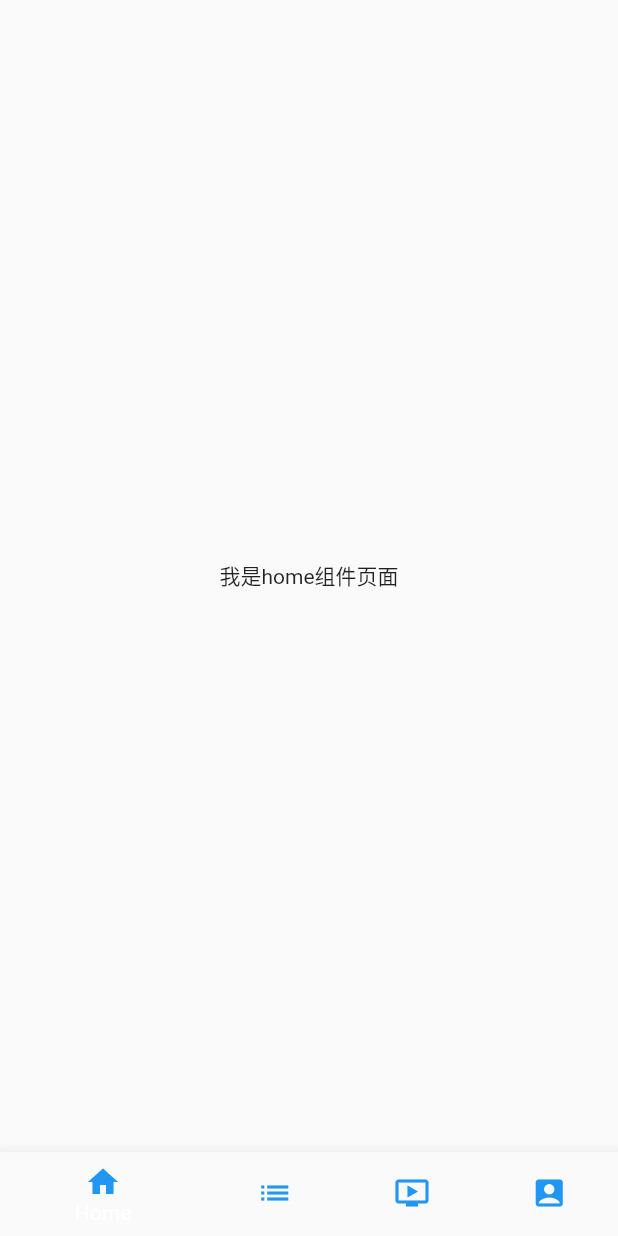
After one commit to webbx/flutterDemo, a Flutter app: the BottomNavigationWidget screen opened directly, on a phone screen of 412 x 824 dp. The commit adds this screen. Run offline on Flutter 3.47's test engine with Material 2 defaults, Android fonts, the phone set to English and light mode, and no system bars.

Commit message:
message:增加规则导航栏demo

```diff
--- /dev/null
+++ b/lib/demo01/Nav.dart
@@ -0,0 +1,117 @@
+/**
+ * 底栏导航
+ */
+import 'package:flutter/material.dart';
+import './pages/Home.dart';
+import './pages/About.dart';
+import './pages/Video.dart';
+import './pages/Pages.dart';
+
+void main() => runApp(Nav());
+
+class Nav extends StatelessWidget {
+    @override
+    Widget build(BuildContext context) {
+        return MaterialApp(
+            title: 'Flutter BottomNavgationBar Demo',
+            home: Scaffold(
+                appBar: new AppBar(
+                    title: new Text('BottomNavgationBar'),
+                ),
+                body: BottomNavigationWidget()
+            ),
+        );
+    }
+}
+
+class BottomNavigationWidget extends StatefulWidget {
+    @override
+    _BottomNavigationWidgetState createState() => _BottomNavigationWidgetState();
+}
+
+class _BottomNavigationWidgetState extends State<BottomNavigationWidget> with SingleTickerProviderStateMixin {
+    AnimationController _controller;
+    // 当前页面索引
+    int _currentIndex = 0;
+    // 列表
+    List<Widget> list = List();
+    final _BottomNavigationWidgetColor = Colors.blue;
+
+
+
+    // 充重写initState方法
+    @override
+    void initState() {
+        _controller = AnimationController(vsync: this);
+        // 将引入的模块放到list
+        list
+            ..add(Home())
+            ..add(Pages())
+            ..add(Video())
+            ..add(About());
+        super.initState();
+    }
+
+    @override
+    void dispose() {
+        _controller.dispose();
+        super.dispose();
+    }
+
+  @override
+  Widget build(BuildContext context) {
+        return Scaffold(
+            body: list[_currentIndex],
+            bottomNavigationBar: BottomNavigationBar(
+                items: [
+                    BottomNavigationBarItem(
+                        icon: Icon(
+                            Icons.home,
+                            color: _BottomNavigationWidgetColor,
+                        ),
+                        title: Text(
+                            'Home',
+                            style: TextStyle(color: Colors.cyan)
+                        )
+                    ),
+                    BottomNavigationBarItem(
+                        icon: Icon(
+                            Icons.list,
+                            color: _BottomNavigationWidgetColor,
+                        ),
+                        title: Text(
+                            'Pages',
+                            style: TextStyle(color: Colors.cyan)
+                        )
+                    ),
+                    BottomNavigationBarItem(
+                        icon: Icon(
+                            Icons.ondemand_video,
+                            color: _BottomNavigationWidgetColor,
+                        ),
+                        title: Text(
+                            'Video',
+                            style: TextStyle(color: Colors.cyan)
+                        )
+                    ),
+                    BottomNavigationBarItem(
+                        icon: Icon(
+                            Icons.account_box,
+                            color: _BottomNavigationWidgetColor,
+                        ),
+                        title: Text(
+                            'About',
+                            style: TextStyle(color: Colors.cyan)
+                        )
+                    )
+                ],
+                currentIndex: _currentIndex,
+                onTap: (int index) => {
+                    setState(() => {
+                        _currentIndex = index
+                    })
+                },
+            ),
+        );
+    }
+}
--- /dev/null
+++ b/lib/demo01/pages/About.dart
@@ -0,0 +1,15 @@
+import 'package:flutter/material.dart';
+
+class About extends StatelessWidget {
+    @override
+    Widget build(BuildContext context) {
+        return MaterialApp(
+            title: 'Demo',
+            home: Scaffold(
+                body: Center(
+                    child: Text('我是about组件页面')
+                ),
+            ),
+        );
+    }
+}
--- /dev/null
+++ b/lib/demo01/pages/Home.dart
@@ -0,0 +1,15 @@
+import 'package:flutter/material.dart';
+
+class Home extends StatelessWidget {
+    @override
+    Widget build(BuildContext context) {
+        return MaterialApp(
+            title: 'navDemo之home页面',
+            home: Scaffold(
+                body: Center(
+                    child: Text('我是home组件页面')
+                ),
+            ),
+        );
+    }
+}
--- /dev/null
+++ b/lib/demo01/pages/Pages.dart
@@ -0,0 +1,15 @@
+import 'package:flutter/material.dart';
+
+class Pages extends StatelessWidget {
+    @override
+    Widget build(BuildContext context) {
+        return MaterialApp(
+            title: 'Demo',
+            home: Scaffold(
+                body: Center(
+                    child: Text('我是pages组件页面')
+                ),
+            ),
+        );
+    }
+}
--- /dev/null
+++ b/lib/demo01/pages/Video.dart
@@ -0,0 +1,17 @@
+import 'package:flutter/material.dart';
+
+void main() => runApp(Video());
+
+class Video extends StatelessWidget {
+    @override
+    Widget build(BuildContext context) {
+        return MaterialApp(
+            title: 'Demo',
+            home: Scaffold(
+                body: Center(
+                    child: Text('我是video组件页面')
+                ),
+            ),
+        );
+    }
+}
--- a/lib/main.dart
+++ b/lib/main.dart
@@ -9,11 +9,13 @@ void main() {
 class FirstPage extends StatelessWidget {
     @override
     Widget build(BuildContext context) {
-        return Scaffold(
-            appBar: new AppBar(title: new Text('点击获取子数据')),
-            body: new Center(
-                child: RouteButton()
-            ),
+        return MaterialApp(
+            home: Scaffold(
+                appBar: new AppBar(title: new Text('点击获取子数据')),
+                body: new Center(
+                    child: RouteButton()
+                )
+            )
         );
     }
 }
--- a/pubspec.yaml
+++ b/pubspec.yaml
@@ -14,7 +14,7 @@ description: A new Flutter application.
 version: 1.0.0+1
 
 environment:
-  sdk: ">=2.1.0 <3.0.0"
+  sdk: ">=2.2.0 <3.0.0"
 
 dependencies:
   flutter:
```
Also changed, not shown: 2 other files.
